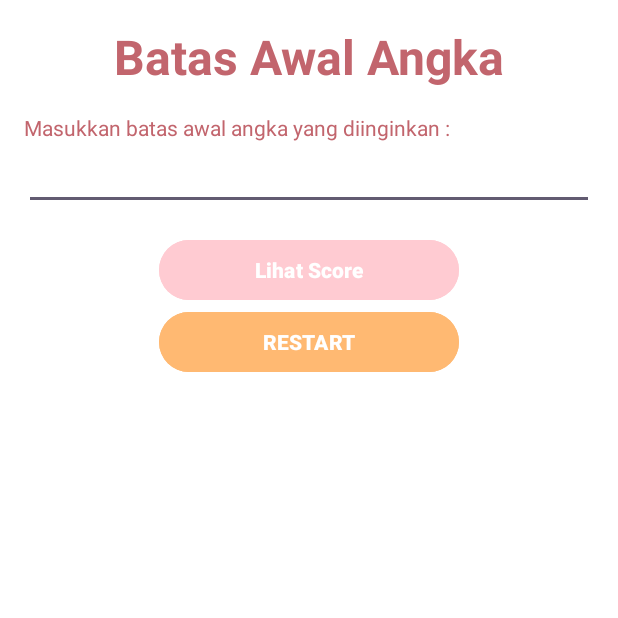
After one commit to fellllll/tugasFragment, an Android app: the fragment halamanTiga shown on its own in the app's theme, on a phone screen of 412 x 824 dp, the top half of it. The commit adds this screen. Run offline under Robolectric (Android 15) with nearby library versions, the phone set to English and light mode, and no system bars.

Commit message:
layout awal

```diff
--- a/app/src/main/java/paba/tugasfragment/MainActivity.kt
+++ b/app/src/main/java/paba/tugasfragment/MainActivity.kt
@@ -11,7 +11,7 @@ class MainActivity : AppCompatActivity() {
         super.onCreate(savedInstanceState)
         enableEdgeToEdge()
         setContentView(R.layout.activity_main)
-        ViewCompat.setOnApplyWindowInsetsListener(findViewById(R.id.main)) { v, insets ->
+        ViewCompat.setOnApplyWindowInsetsListener(findViewById(R.id.frameContainer)) { v, insets ->
             val systemBars = insets.getInsets(WindowInsetsCompat.Type.systemBars())
             v.setPadding(systemBars.left, systemBars.top, systemBars.right, systemBars.bottom)
             insets
--- /dev/null
+++ b/app/src/main/java/paba/tugasfragment/halamanTiga.kt
@@ -0,0 +1,59 @@
+package paba.tugasfragment
+
+import android.os.Bundle
+import androidx.fragment.app.Fragment
+import android.view.LayoutInflater
+import android.view.View
+import android.view.ViewGroup
+
+// TODO: Rename parameter arguments, choose names that match
+// the fragment initialization parameters, e.g. ARG_ITEM_NUMBER
+private const val ARG_PARAM1 = "param1"
+private const val ARG_PARAM2 = "param2"
+
+/**
+ * A simple [Fragment] subclass.
+ * Use the [halamanTiga.newInstance] factory method to
+ * create an instance of this fragment.
+ */
+class halamanTiga : Fragment() {
+    // TODO: Rename and change types of parameters
+    private var param1: String? = null
+    private var param2: String? = null
+
+    override fun onCreate(savedInstanceState: Bundle?) {
+        super.onCreate(savedInstanceState)
+        arguments?.let {
+            param1 = it.getString(ARG_PARAM1)
+            param2 = it.getString(ARG_PARAM2)
+        }
+    }
+
+    override fun onCreateView(
+        inflater: LayoutInflater, container: ViewGroup?,
+        savedInstanceState: Bundle?
+    ): View? {
+        // Inflate the layout for this fragment
+        return inflater.inflate(R.layout.fragment_halaman_tiga, container, false)
+    }
+
+    companion object {
+        /**
+         * Use this factory method to create a new instance of
+         * this fragment using the provided parameters.
+         *
+         * @param param1 Parameter 1.
+         * @param param2 Parameter 2.
+         * @return A new instance of fragment halamanTiga.
+         */
+        // TODO: Rename and change types and number of parameters
+        @JvmStatic
+        fun newInstance(param1: String, param2: String) =
+            halamanTiga().apply {
+                arguments = Bundle().apply {
+                    putString(ARG_PARAM1, param1)
+                    putString(ARG_PARAM2, param2)
+                }
+            }
+    }
+}
--- /dev/null
+++ b/app/src/main/res/layout/fragment_halaman_tiga.xml
@@ -0,0 +1,56 @@
+<?xml version="1.0" encoding="utf-8"?>
+<LinearLayout
+    xmlns:android="http://schemas.android.com/apk/res/android"
+    xmlns:tools="http://schemas.android.com/tools"
+    android:layout_width="match_parent"
+    android:orientation="vertical"
+    android:layout_height="match_parent"
+    android:background="@color/white"
+    tools:context=".halamanTiga">
+
+    <!-- TODO: Update blank fragment layout -->
+
+    <TextView
+        android:layout_width="match_parent"
+        android:layout_height="wrap_content"
+        android:layout_marginTop="16dp"
+        android:gravity="center"
+        android:textSize="32dp"
+        android:textStyle="bold"
+        android:textColor="#c2656d"
+        android:text="Batas Awal Angka"/>
+
+    <TextView
+        android:layout_width="match_parent"
+        android:layout_height="wrap_content"
+        android:layout_marginTop="16dp"
+        android:layout_marginLeft="16dp"
+        android:textColor="#c2656d"
+        android:text="Masukkan batas awal angka yang diinginkan : " />
+
+    <EditText
+        android:id="@+id/edtBatasAngka"
+        android:layout_width="match_parent"
+        android:textColor="#c2656d"
+        android:layout_marginHorizontal="16dp"
+        android:layout_height="wrap_content"/>
+
+    <Button
+        android:id="@+id/btnFrag2"
+        android:layout_width="200dp"
+        android:layout_height="wrap_content"
+        android:layout_marginTop="16dp"
+        android:layout_gravity="center"
+        android:textStyle="bold"
+        android:backgroundTint="#ffcbd2"
+        android:text="Lihat Score"/>
+
+    <Button
+        android:id="@+id/btnFrag1"
+        android:layout_width="200dp"
+        android:layout_height="wrap_content"
+        android:layout_gravity="center"
+        android:textStyle="bold"
+        android:backgroundTint="#ffb972"
+        android:text="RESTART"/>
+</LinearLayout>
--- a/app/src/main/res/values/strings.xml
+++ b/app/src/main/res/values/strings.xml
@@ -1,3 +1,5 @@
 <resources>
     <string name="app_name">tugasFragment</string>
+    <!-- TODO: Remove or change this placeholder text -->
+    <string name="hello_blank_fragment">Hello blank fragment</string>
 </resources>
```
Also changed, not shown: app/src/main/java/paba/tugasfragment/halamanDua.kt (added, +59 -0 lines), app/src/main/java/paba/tugasfragment/halamanSatu.kt (added, +59 -0 lines), app/src/main/res/layout/activity_main.xml (+5 -11 lines), app/src/main/res/layout/fragment_halaman_dua.xml (added, +49 -0 lines), app/src/main/res/layout/fragment_halaman_satu.xml (added, +137 -0 lines), app/src/main/res/drawable/pink.png (added).
